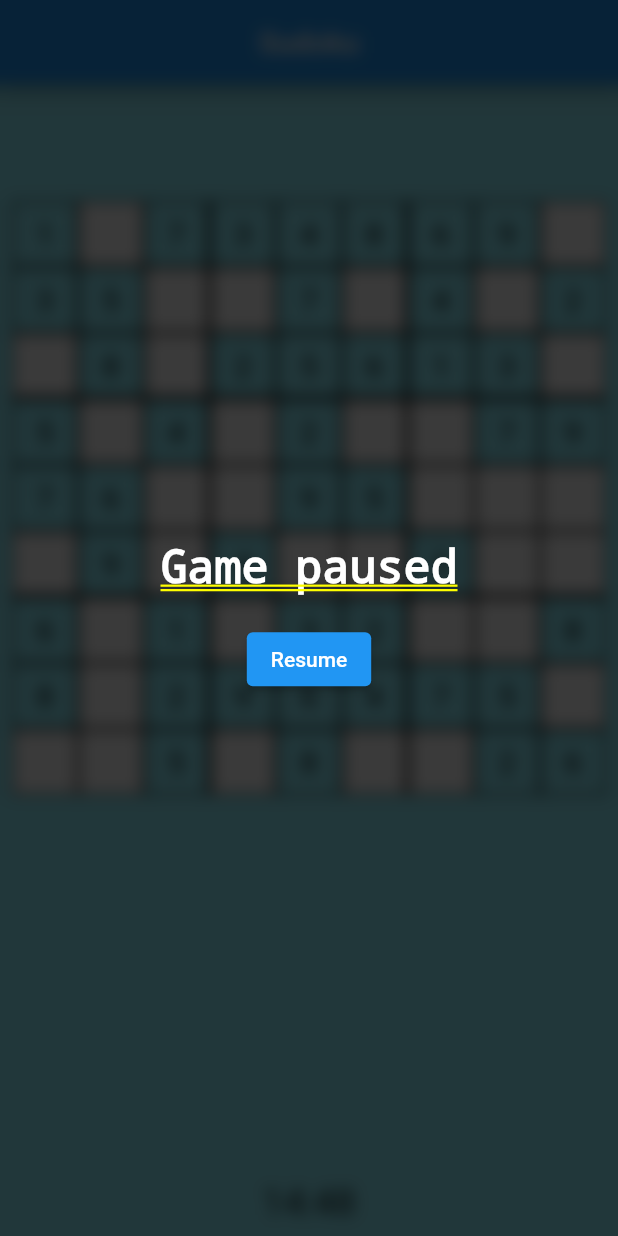
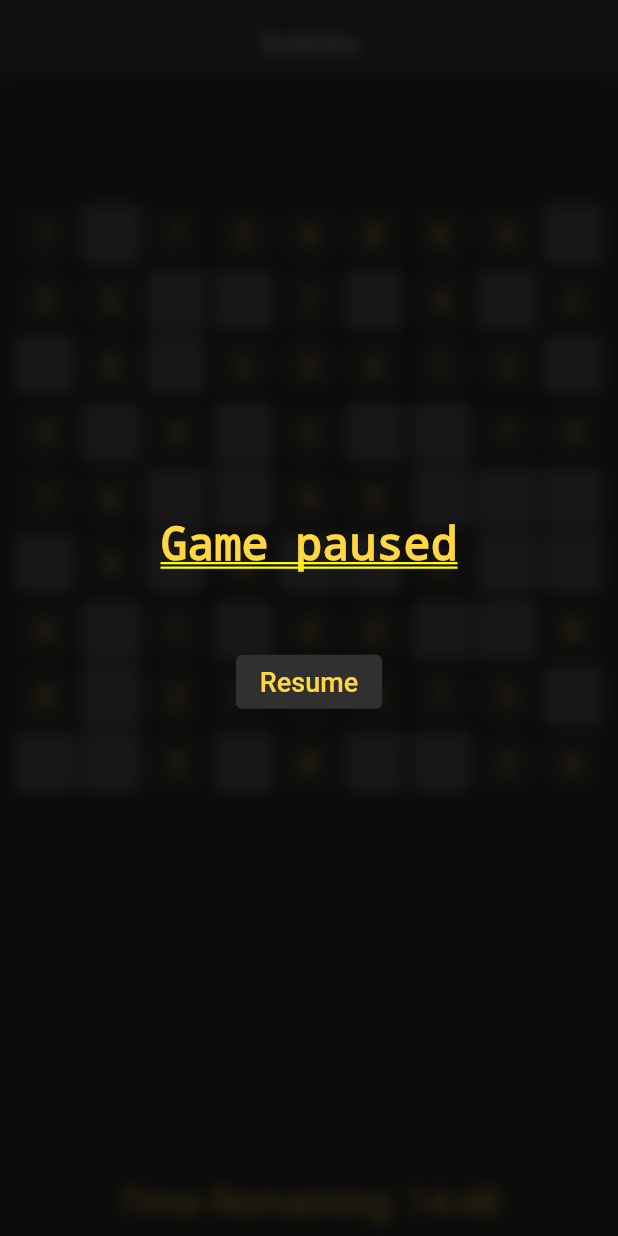
Before and after one commit to AlfahadSaifi/Sudoku-App, a Flutter app: the screen it shows after launch, after a tap on the "pause" icon, on a phone screen of 412 x 824 dp. Run offline on Flutter 3.47's test engine with Material 2 defaults, Android fonts, the phone set to English and light mode, and no system bars; our stand-ins replace google_fonts.

Commit message:
changes in the theme

```diff
--- a/lib/main.dart
+++ b/lib/main.dart
@@ -13,7 +13,7 @@ class SudokuApp extends StatelessWidget {
     return MaterialApp(
       debugShowCheckedModeBanner: false,
       title: 'Sudoku App',
-      theme: ThemeData.light().copyWith(primaryColor: const Color(0xFF92EFFD)),
+      theme: ThemeData.dark(),
       home: const SplashScreen(),
     );
   }
--- a/lib/screens/multi_screen.dart
+++ b/lib/screens/multi_screen.dart
@@ -34,13 +34,21 @@ class MultiScreen extends StatelessWidget {
                 style: const TextStyle(
                   fontSize: 30,
                   fontWeight: FontWeight.bold,
-                  color: Colors.white,
+                  color: Colors.amberAccent,
                 ),
               ),
-              const SizedBox(height: 20),
+              const SizedBox(height: 50),
               ElevatedButton(
                 onPressed: onAction,
-                child: Text(buttonLabel),
+                style: ButtonStyle(
+                  backgroundColor: MaterialStateProperty.all<Color>(
+                      ThemeData.dark().scaffoldBackgroundColor),
+                ),
+                child: Text(
+                  buttonLabel,
+                  style:
+                      const TextStyle(color: Colors.amberAccent, fontSize: 18),
+                ),
               ),
             ],
           ),
--- a/lib/screens/splash_screen.dart
+++ b/lib/screens/splash_screen.dart
@@ -38,7 +38,7 @@ class _SplashScreenState extends State<SplashScreen> {
             gradient: LinearGradient(
               begin: Alignment.topRight,
               end: Alignment.bottomLeft,
-              colors: <Color>[Color(0xFF4E65FF), Color(0xFF92EFFD)],
+              colors: <Color>[Color(0xFF5E5368), Color(0xFF000000)],
             ),
           ),
           child: Center(
--- a/lib/screens/sudoku_grid_screen.dart
+++ b/lib/screens/sudoku_grid_screen.dart
@@ -94,13 +94,19 @@ class SudokuGridScreenState extends State<SudokuGridScreen> {
   @override
   Widget build(BuildContext context) {
     return Scaffold(
-      backgroundColor: const Color(0xFF92EFFD),
       appBar: AppBar(
-        title: const Center(child: Text('Sudoku')),
+        title: const Center(
+            child: Text(
+          'Sudoku',
+          style: TextStyle(color: Colors.white70),
+        )),
         actions: [
           if (!isPaused && secondsElapsed > 0)
             IconButton(
-              icon: const Icon(Icons.pause),
+              icon: const Icon(
+                Icons.pause,
+                color: Colors.white30,
+              ),
               onPressed: () {
                 setState(() {
                   isPaused = !isPaused;
@@ -230,10 +236,10 @@ class SudokuGridScreenState extends State<SudokuGridScreen> {
                             right: rightBorder,
                           ),
                           color: isInitialValue
-                              ? const Color(0xFF92EFFD)
+                              ? const Color(0xFF3D3C3A)
                               : isConflicting
                                   ? Colors.red
-                                  : Colors.white,
+                                  : const Color(0xff696969),
                         ),
                         alignment: Alignment.center,
                         child: Text(
@@ -241,8 +247,8 @@ class SudokuGridScreenState extends State<SudokuGridScreen> {
                           style: TextStyle(
                             fontSize: 20,
                             color: _initialValues[row][col] != 0
-                                ? Colors.black
-                                : Colors.blue,
+                                ? Colors.amberAccent
+                                : Colors.white,
                           ),
                         ),
                       ),
@@ -253,8 +259,9 @@ class SudokuGridScreenState extends State<SudokuGridScreen> {
               ),
               Center(
                 child: Text(
-                  formatTimer(secondsElapsed),
-                  style: const TextStyle(fontSize: 25),
+                  "Time Remaining: ${formatTimer(secondsElapsed)}",
+                  style:
+                      const TextStyle(fontSize: 25, color: Colors.amberAccent),
                 ),
               ),
             ],
```
